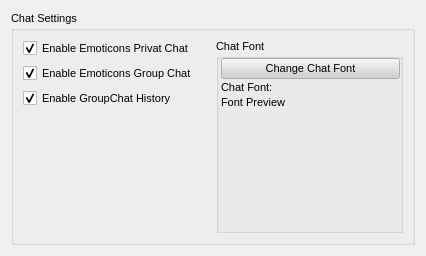
Above: retroshare-gui/src/gui/settings/ChatPage.ui from RetroShare/RetroShare before the change. Below: the same form after it.
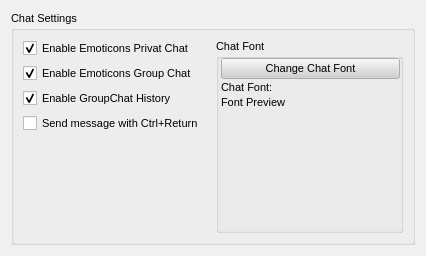
That is the form after the change.

Commit message: Chat service: - Added send time to ChatInfo.

Diff of the .ui file:
```diff
--- a/retroshare-gui/src/gui/settings/ChatPage.ui
+++ b/retroshare-gui/src/gui/settings/ChatPage.ui
@@ -516,7 +516,7 @@
         </property>
        </widget>
       </item>
-      <item row="0" column="1" rowspan="4">
+      <item row="0" column="1" rowspan="5">
        <widget class="QGroupBox" name="groupBoxIRCColors">
         <property name="maximumSize">
          <size>
@@ -609,7 +609,7 @@
         </property>
        </widget>
       </item>
-      <item row="3" column="0">
+      <item row="4" column="0">
        <spacer name="verticalSpacer">
         <property name="orientation">
          <enum>Qt::Vertical</enum>
@@ -622,6 +622,13 @@
         </property>
        </spacer>
       </item>
+      <item row="3" column="0">
+       <widget class="QCheckBox" name="sendMessageWithCtrlReturn">
+        <property name="text">
+         <string>Send message with Ctrl+Return</string>
+        </property>
+       </widget>
+      </item>
      </layout>
     </widget>
    </item>
```
The commit also changes 32 other files.
